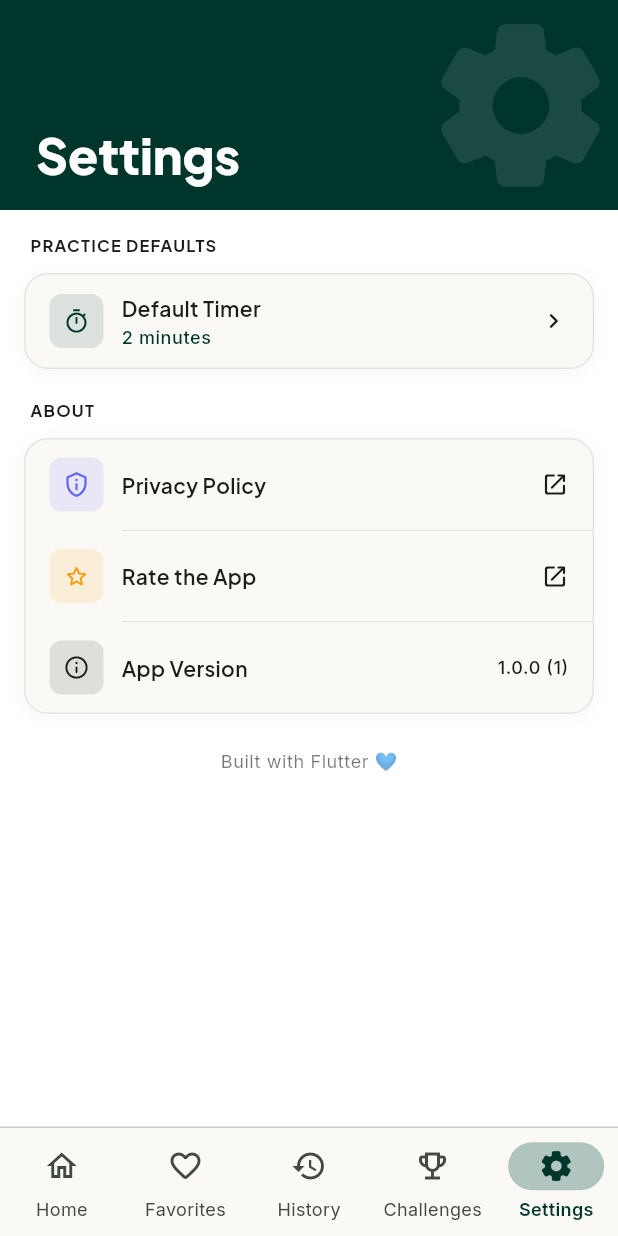
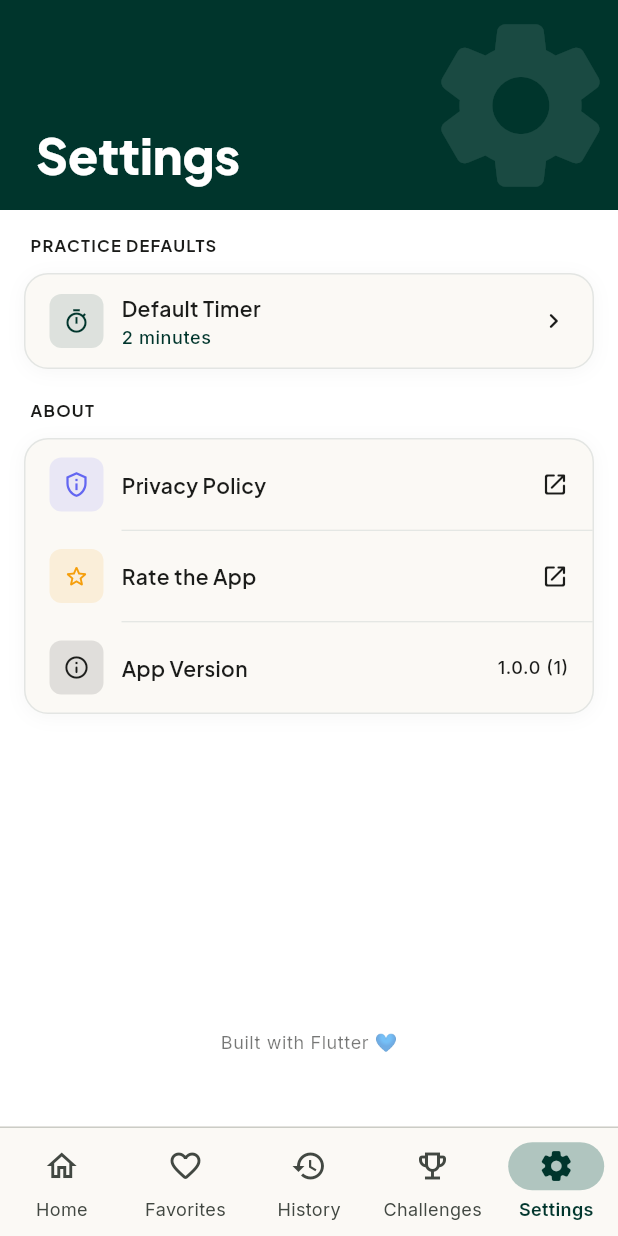
Before and after one commit to uveshm003/speakup, a Flutter app: the SettingsScreen screen opened by its route, on a phone screen of 412 x 824 dp. Run offline on Flutter 3.47's test engine with Material 3 defaults, Android fonts, the light colour scheme and no system bars; our stand-ins replace bloc, equatable, flutter_bloc, fpdart, go_router, google_fonts and 4 more; accounts and stored records are empty; generated files the repository leaves out were written again; project files that could hold a hidden picture were left out.

Commit message:
Update settings_screen.dart

```diff
--- a/lib/features/settings/presentation/screens/settings_screen.dart
+++ b/lib/features/settings/presentation/screens/settings_screen.dart
@@ -113,7 +113,7 @@ class _SettingsScreenState extends State<SettingsScreen> {
 
               // ── Body content ────────────────────────────────────────────
               SliverPadding(
-                padding: const EdgeInsets.fromLTRB(AppSpacing.lg, AppSpacing.lg, AppSpacing.lg, AppSpacing.huge),
+                padding: const EdgeInsets.fromLTRB(AppSpacing.lg, AppSpacing.lg, AppSpacing.lg, 0),
                 sliver: SliverList(
                   delegate: SliverChildListDelegate(<Widget>[
                     // ── PRACTICE DEFAULTS ─────────────────────────────────
@@ -176,17 +176,22 @@ class _SettingsScreenState extends State<SettingsScreen> {
                         ),
                       ],
                     ),
+                  ]),
+                ),
+              ),
 
-                    const SizedBox(height: AppSpacing.xxl),
-
-                    // ── Footer ────────────────────────────────────────────
-                    Center(
-                      child: Text(
-                        'Built with Flutter 💙',
-                        style: theme.textTheme.bodySmall?.copyWith(color: theme.colorScheme.onSurfaceVariant.withValues(alpha: 0.6)),
-                      ),
+              // ── Footer ────────────────────────────────────────────
+              SliverFillRemaining(
+                hasScrollBody: false,
+                child: Padding(
+                  padding: const EdgeInsets.only(top: AppSpacing.xxl, bottom: AppSpacing.huge),
+                  child: Align(
+                    alignment: Alignment.bottomCenter,
+                    child: Text(
+                      'Built with Flutter 💙',
+                      style: theme.textTheme.bodySmall?.copyWith(color: theme.colorScheme.onSurfaceVariant.withValues(alpha: 0.6)),
                     ),
-                  ]),
+                  ),
                 ),
               ),
             ],
```
